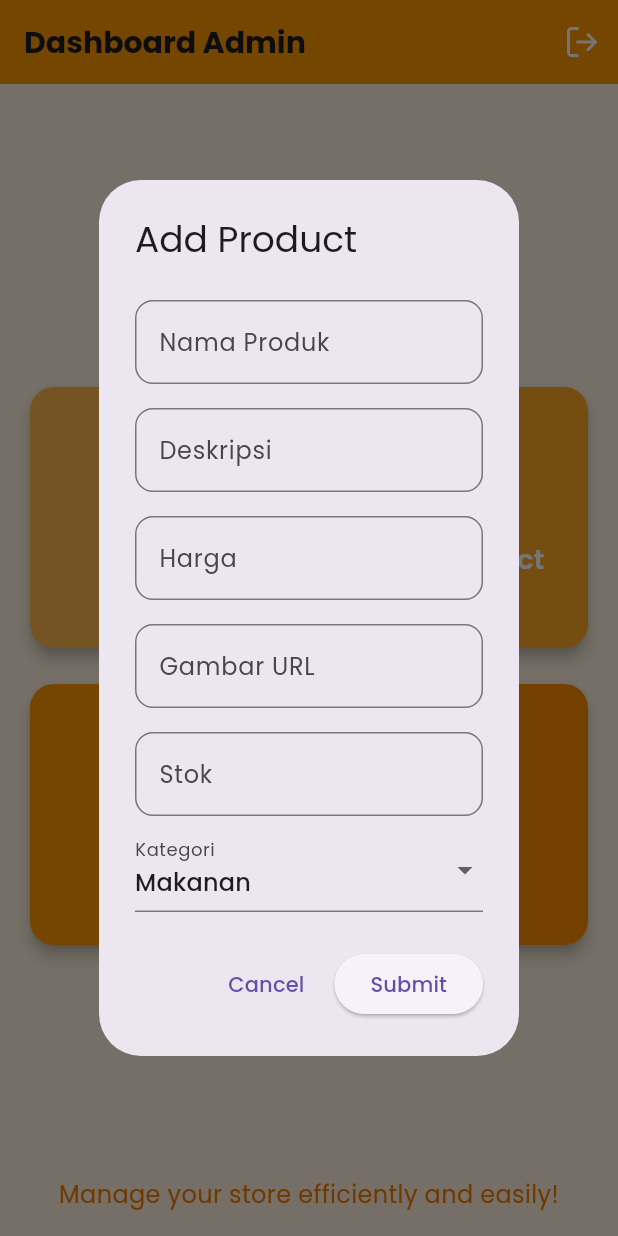
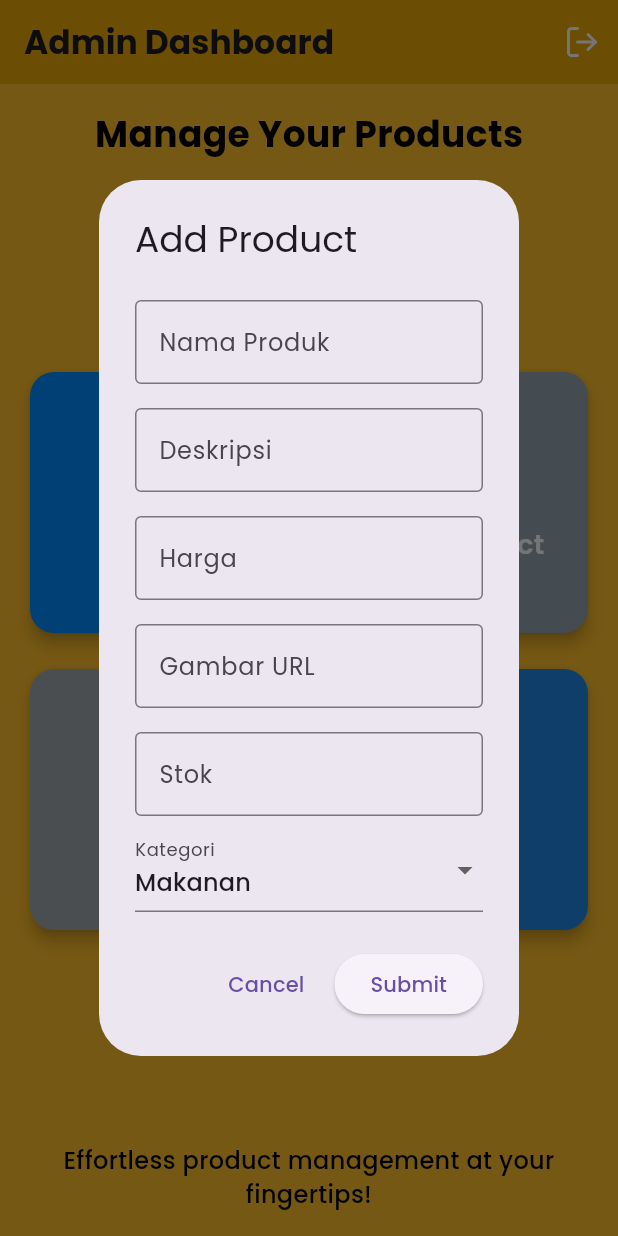
Before and after one commit to TUGAS-BESAR-PEMROGRAMAN/kantinmobile, a Flutter app: the screen it shows after launch, after a tap on "Add Product", on a phone screen of 412 x 824 dp. Run offline on Flutter 3.47's test engine with Material 3 defaults, Android fonts, the phone set to English and light mode, and no system bars; our stand-ins replace animate_do, dio, flutter_spinkit, google_fonts, lucide_icons, shared_preferences.

Commit message:
Add product management features and update dependencies

```diff
--- /dev/null
+++ b/flutter_application_kantin/lib/model/add_produk.dart
@@ -0,0 +1,45 @@
+import 'dart:convert';
+
+class Product {
+  String namaProduk;
+  String deskripsi;
+  double harga;
+  String gambar;
+  int stok;
+  String kategori;
+
+  Product({
+    required this.namaProduk,
+    required this.deskripsi,
+    required this.harga,
+    required this.gambar,
+    required this.stok,
+    required this.kategori,
+  });
+
+  factory Product.fromJson(Map<String, dynamic> json) {
+    return Product(
+      namaProduk: json['nama_produk'] ?? '',
+      deskripsi: json['deskripsi'] ?? '',
+      harga: (json['harga'] as num?)?.toDouble() ?? 0.0,
+      gambar: json['gambar'] ?? '',
+      stok: (json['stok'] as num?)?.toInt() ?? 0,
+      kategori: json['kategori'] ?? '',
+    );
+  }
+
+  get id => null;
+
+  Map<String, dynamic> toJson() {
+    return {
+      "nama_produk": namaProduk,
+      "deskripsi": deskripsi,
+      "harga": harga,
+      "gambar": gambar,
+      "stok": stok,
+      "kategori": kategori,
+    };
+  }
+
+  String toRawJson() => json.encode(toJson());
+}
--- /dev/null
+++ b/flutter_application_kantin/lib/model/delete_update.produk.dart
@@ -0,0 +1,31 @@
+class Product {
+  String id;
+  String namaProduk;
+  String deskripsi;
+  double harga;
+  String gambar;
+  int stok;
+  String kategori;
+
+  Product({
+    required this.id,
+    required this.namaProduk,
+    required this.deskripsi,
+    required this.harga,
+    required this.gambar,
+    required this.stok,
+    required this.kategori,
+  });
+
+  factory Product.fromJson(Map<String, dynamic> json) {
+    return Product(
+      id: json['_id'],
+      namaProduk: json['nama_produk'],
+      deskripsi: json['deskripsi'],
+      harga: (json['harga'] as num).toDouble(),
+      gambar: json['gambar'],
+      stok: (json['stok'] as num).toInt(),
+      kategori: json['kategori'],
+    );
+  }
+}
--- a/flutter_application_kantin/lib/screen/dashboard_admin.dart
+++ b/flutter_application_kantin/lib/screen/dashboard_admin.dart
@@ -3,21 +3,25 @@ import 'package:google_fonts/google_fonts.dart';
 import 'package:lucide_icons/lucide_icons.dart';
 import 'package:http/http.dart' as http;
 import 'dart:convert';
+import 'package:flutter_application_1/model/add_produk.dart';
+import 'package:flutter_application_1/service/add_produk_service.dart';
 
 class DashboardAdmin extends StatelessWidget {
+  final ProductService productService = ProductService();
+
   @override
   Widget build(BuildContext context) {
     return Scaffold(
-      backgroundColor: Colors.orange.shade50,
+      backgroundColor: const Color.fromARGB(255, 255, 191, 42),
       appBar: AppBar(
-        backgroundColor: Colors.orange,
+        backgroundColor: const Color.fromARGB(255, 233, 170, 9),
         title: Text(
-          'Dashboard Admin',
-          style: GoogleFonts.poppins(fontSize: 20, fontWeight: FontWeight.bold),
+          'Admin Dashboard',
+          style: GoogleFonts.poppins(fontSize: 22, fontWeight: FontWeight.bold),
         ),
         actions: [
           IconButton(
-            icon: Icon(LucideIcons.logOut, color: Colors.white),
+            icon: const Icon(LucideIcons.logOut, color: Colors.white),
             onPressed: () {
               // Tambahkan fungsi logout di sini
             },
@@ -29,11 +33,11 @@ class DashboardAdmin extends StatelessWidget {
           Padding(
             padding: const EdgeInsets.all(16.0),
             child: Text(
-              '',
+              'Manage Your Products',
               style: GoogleFonts.poppins(
-                  fontSize: 22,
+                  fontSize: 24,
                   fontWeight: FontWeight.bold,
-                  color: Colors.orange.shade700),
+                  color: const Color.fromARGB(255, 3, 3, 3)),
             ),
           ),
           Expanded(
@@ -46,13 +50,13 @@ class DashboardAdmin extends StatelessWidget {
                   mainAxisSpacing: 16,
                   shrinkWrap: true,
                   children: [
-                    _buildCard(
-                        '', LucideIcons.activitySquare, Colors.orange.shade300),
-                    _buildCard('Add Product', LucideIcons.shoppingCart,
-                        Colors.orange.shade400, context),
-                    _buildCard(
-                        'Products', LucideIcons.box, Colors.orange.shade500),
-                    _buildCard('', LucideIcons.rainbow, Colors.orange.shade600),
+                    _buildCard('', LucideIcons.layout,
+                        const Color.fromARGB(255, 0, 140, 255)),
+                    _buildCard('Add Product', LucideIcons.plusCircle,
+                        const Color.fromARGB(255, 149, 164, 176), context),
+                    _buildCard('Products', LucideIcons.box,
+                        const Color.fromARGB(255, 164, 170, 176)),
+                    _buildCard('', LucideIcons.layout, Colors.blue.shade600),
                   ],
                 ),
               ),
@@ -61,9 +65,11 @@ class DashboardAdmin extends StatelessWidget {
           Padding(
             padding: const EdgeInsets.all(16.0),
             child: Text(
-              'Manage your store efficiently and easily!',
+              'Effortless product management at your fingertips!',
               style: GoogleFonts.poppins(
-                  fontSize: 16, color: Colors.orange.shade700),
+                  fontWeight: FontWeight.w500,
+                  fontSize: 16,
+                  color: const Color.fromARGB(255, 0, 0, 0)),
               textAlign: TextAlign.center,
             ),
           ),
@@ -89,7 +95,7 @@ class DashboardAdmin extends StatelessWidget {
           mainAxisAlignment: MainAxisAlignment.center,
           children: [
             Icon(icon, size: 48, color: Colors.white),
-            SizedBox(height: 8),
+            const SizedBox(height: 8),
             Text(
               title,
               style: GoogleFonts.poppins(
@@ -129,9 +135,11 @@ class DashboardAdmin extends StatelessWidget {
                     .map((e) => DropdownMenuItem(value: e, child: Text(e)))
                     .toList(),
                 onChanged: (value) {
-                  kategori = value!;
+                  if (value != null) {
+                    kategori = value;
+                  }
                 },
-                decoration: InputDecoration(labelText: 'Kategori'),
+                decoration: const InputDecoration(labelText: 'Kategori'),
               ),
             ],
           ),
@@ -139,27 +147,43 @@ class DashboardAdmin extends StatelessWidget {
         actions: [
           TextButton(
             onPressed: () => Navigator.pop(context),
-            child: Text('Cancel'),
+            child: const Text('Cancel'),
           ),
           ElevatedButton(
             onPressed: () async {
-              bool success = await _submitProduct(
-                namaController.text,
-                deskripsiController.text,
-                hargaController.text,
-                gambarController.text,
-                stokController.text,
-                kategori,
+              if (namaController.text.isEmpty ||
+                  deskripsiController.text.isEmpty ||
+                  hargaController.text.isEmpty ||
+                  gambarController.text.isEmpty ||
+                  stokController.text.isEmpty) {
+                ScaffoldMessenger.of(context).showSnackBar(
+                  const SnackBar(content: Text('Semua kolom harus diisi!')),
+                );
+                return;
+              }
+
+              Product newProduct = Product(
+                namaProduk: namaController.text,
+                deskripsi: deskripsiController.text,
+                harga: double.tryParse(hargaController.text) ?? 0.0,
+                gambar: gambarController.text,
+                stok: int.tryParse(stokController.text) ?? 0,
+                kategori: kategori,
               );
+
+              bool success = await productService.addProduct(newProduct);
               Navigator.pop(context);
               ScaffoldMessenger.of(context).showSnackBar(
                 SnackBar(
-                    content: Text(success
-                        ? 'Produk berhasil ditambahkan!'
-                        : 'Gagal menambahkan produk. Coba lagi.')),
+                  content: Text(success
+                      ? 'Produk "${newProduct.namaProduk}" berhasil ditambahkan! 🎉'
+                      : 'Gagal menambahkan produk: ${newProduct.namaProduk}. Pastikan data benar dan coba lagi! ❌'),
+                  backgroundColor: success ? Colors.green : Colors.red,
+                  behavior: SnackBarBehavior.floating,
+                ),
               );
             },
-            child: Text('Submit'),
+            child: const Text('Submit'),
           ),
         ],
       ),
@@ -172,46 +196,12 @@ class DashboardAdmin extends StatelessWidget {
       padding: const EdgeInsets.symmetric(vertical: 8.0),
       child: TextField(
         controller: controller,
+        keyboardType: keyboardType,
         decoration: InputDecoration(
           labelText: label,
-          border: OutlineInputBorder(borderRadius: BorderRadius.circular(12)),
+          border: const OutlineInputBorder(),
         ),
-        keyboardType: keyboardType,
       ),
     );
   }
-
-  Future<bool> _submitProduct(String nama, String deskripsi, String harga,
-      String gambar, String stok, String kategori) async {
-    final url = Uri.parse(
-        'https://ats-714220023-serlipariela-38bba14820aa.herokuapp.com/add-product');
-    final Map<String, dynamic> data = {
-      'nama_produk': nama,
-      'deskripsi': deskripsi,
-      'harga': double.tryParse(harga) ?? 0,
-      'gambar': gambar,
-      'stok': int.tryParse(stok) ?? 0,
-      'kategori': kategori,
-    };
-
-    try {
-      final response = await http.post(
-        url,
-        headers: {'Content-Type': 'application/json'},
-        body: jsonEncode(data),
-      );
-
-      print("Response Status Code: ${response.statusCode}");
-      print("Response Body: ${response.body}");
-
-      if (response.statusCode == 200 || response.statusCode == 201) {
-        return true;
-      } else {
-        return false;
-      }
-    } catch (e) {
-      print("Error: $e");
-      return false;
-    }
-  }
 }
--- /dev/null
+++ b/flutter_application_kantin/lib/service/add_produk_service.dart
@@ -0,0 +1,29 @@
+import 'dart:convert';
+import 'package:http/http.dart' as http;
+import 'package:flutter_application_1/model/add_produk.dart';
+
+class ProductService {
+  static const String baseUrl =
+      "https://ats-714220023-serlipariela-38bba14820aa.herokuapp.com";
+
+  Future<bool> addProduct(Product product) async {
+    try {
+      final response = await http.post(
+        Uri.parse('$baseUrl/add-product'),
+        headers: {
+          "Content-Type": "application/json",
+          "Accept": "application/json",
+        },
+        body: json.encode(product.toJson()),
+      );
+
+      print("Response Code: \${response.statusCode}");
+      print("Response Body: \${response.body}");
+
+      return response.statusCode == 200 || response.statusCode == 201;
+    } catch (e) {
+      print("Error: \$e");
+      return false;
+    }
+  }
+}
--- /dev/null
+++ b/flutter_application_kantin/lib/service/update_delete_produk_service.dart
@@ -0,0 +1,40 @@
+// product_service.dart
+import 'dart:convert';
+import 'package:http/http.dart' as http;
+import 'package:flutter_application_1/model/delete_update.produk.dart';
+
+class ProductService {
+  static const String baseUrl =
+      "https://ats-714220023-serlipariela-38bba14820aa.herokuapp.com";
+
+  Future<List<Product>> getProducts() async {
+    final response = await http.get(Uri.parse('$baseUrl/produk'));
+    if (response.statusCode == 200) {
+      List<dynamic> data = json.decode(response.body);
+      return data.map((json) => Product.fromJson(json)).toList();
+    } else {
+      throw Exception('Failed to load products');
+    }
+  }
+
+  Future<bool> deleteProduct(String id) async {
+    final response = await http.delete(Uri.parse('$baseUrl/deleteproduk/$id'));
+    return response.statusCode == 200;
+  }
+
+  Future<bool> updateProduct(Product product) async {
+    final response = await http.put(
+      Uri.parse('$baseUrl/updateproduk/${product.id}'),
+      headers: {"Content-Type": "application/json"},
+      body: json.encode({
+        "nama_produk": product.namaProduk,
+        "deskripsi": product.deskripsi,
+        "harga": product.harga,
+        "gambar": product.gambar,
+        "stok": product.stok,
+        "kategori": product.kategori,
+      }),
+    );
+    return response.statusCode == 200;
+  }
+}
--- a/flutter_application_kantin/pubspec.yaml
+++ b/flutter_application_kantin/pubspec.yaml
@@ -15,6 +15,9 @@ dependencies:
   google_fonts: ^5.1.0
   lucide_icons: ^0.257.0
   shared_preferences: ^2.5.2
+  http: ^1.0.0
+  flutter_cors: ^1.0.0
+
 
 dev_dependencies:
   flutter_test:
```
Also changed, not shown: flutter_application_kantin/pubspec.lock.
